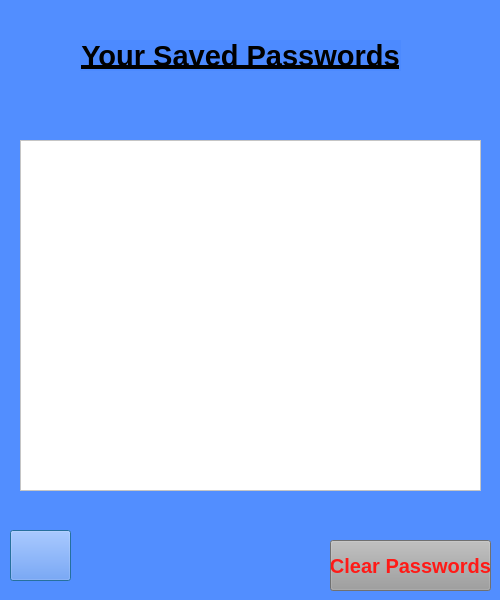
Above: Password_Backup/page_2.ui from CJM2017/Password_App before the change. Below: the same form after it.
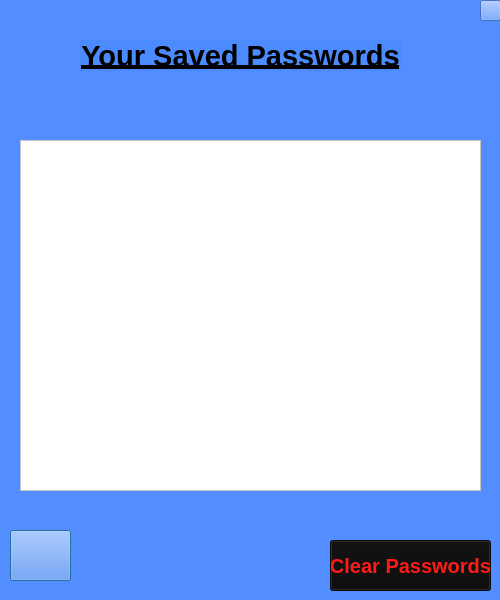
That is the form after the change. Icons and pictures are not drawn.

Diff of the .ui file:
```diff
--- a/Password_Backup/page_2.ui
+++ b/Password_Backup/page_2.ui
@@ -86,14 +86,29 @@
     </font>
    </property>
    <property name="styleSheet">
-    <string notr="true">background-color: rgb(255, 255, 255);
-background-color: rgb(157, 157, 157);
+    <string notr="true">background-color: rgb(12, 12, 12);
 color: rgb(255, 26, 23);</string>
    </property>
    <property name="text">
     <string>Clear Passwords</string>
    </property>
   </widget>
+  <widget class="QPushButton" name="pushButton_close_p3">
+   <property name="geometry">
+    <rect>
+     <x>480</x>
+     <y>0</y>
+     <width>21</width>
+     <height>21</height>
+    </rect>
+   </property>
+   <property name="styleSheet">
+    <string notr="true">border-image: url(:/Close.png);</string>
+   </property>
+   <property name="text">
+    <string/>
+   </property>
+  </widget>
  </widget>
  <resources/>
  <connections/>
```
